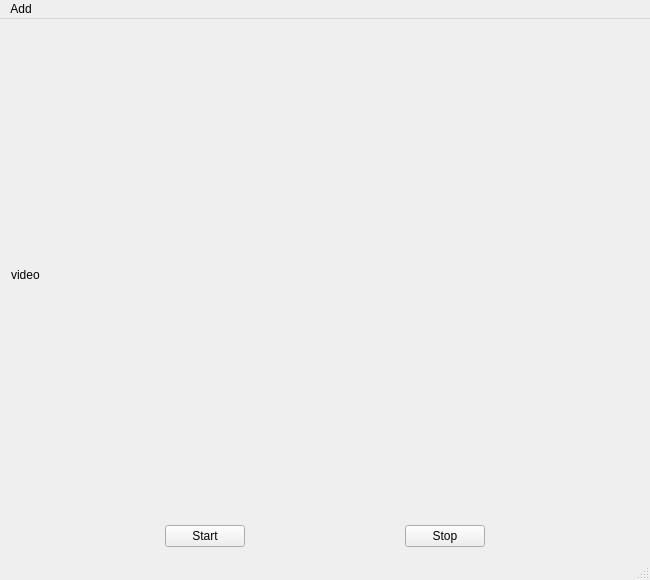
First picture: the form in mainwindow.ui, repository hsueh-yh/monitor, before the edit.
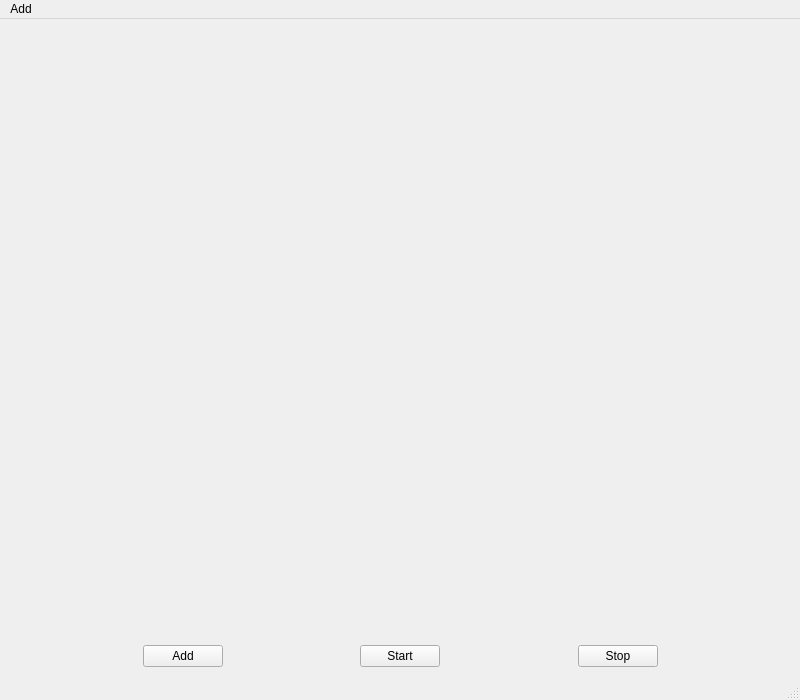
Second picture: the form after the edit.

```diff
--- a/mainwindow.ui
+++ b/mainwindow.ui
@@ -6,8 +6,8 @@
    <rect>
     <x>0</x>
     <y>0</y>
-    <width>650</width>
-    <height>580</height>
+    <width>800</width>
+    <height>700</height>
    </rect>
   </property>
   <property name="baseSize">
@@ -20,22 +20,32 @@
    <string>MainWindow</string>
   </property>
   <widget class="QWidget" name="centralWidget">
-   <layout class="QVBoxLayout" name="verticalLayout" stretch="100,0">
+   <layout class="QVBoxLayout" name="verticalLayout" stretch="100,1">
     <item>
-     <widget class="QLabel" name="txlabel">
-      <property name="baseSize">
-       <size>
-        <width>640</width>
-        <height>480</height>
-       </size>
-      </property>
-      <property name="text">
-       <string>video</string>
-      </property>
-     </widget>
+     <widget class="QWidget" name="labelWidget" native="true"/>
     </item>
     <item>
      <layout class="QHBoxLayout" name="horizontalLayout">
+      <item>
+       <spacer name="horizontalSpacer_3">
+        <property name="orientation">
+         <enum>Qt::Horizontal</enum>
+        </property>
+        <property name="sizeHint" stdset="0">
+         <size>
+          <width>40</width>
+          <height>20</height>
+         </size>
+        </property>
+       </spacer>
+      </item>
+      <item>
+       <widget class="QPushButton" name="add_btn">
+        <property name="text">
+         <string>Add</string>
+        </property>
+       </widget>
+      </item>
       <item>
        <spacer name="horizontalSpacer_2">
         <property name="orientation">
@@ -77,7 +87,7 @@
        </widget>
       </item>
       <item>
-       <spacer name="horizontalSpacer_3">
+       <spacer name="horizontalSpacer_4">
         <property name="orientation">
          <enum>Qt::Horizontal</enum>
         </property>
@@ -98,7 +108,7 @@
     <rect>
      <x>0</x>
      <y>0</y>
-     <width>650</width>
+     <width>800</width>
      <height>25</height>
     </rect>
    </property>
```
